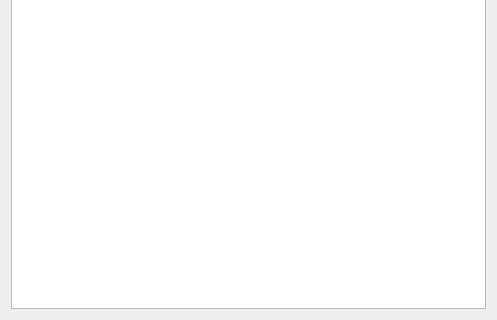
First picture: the form in OTModules/wLFClient/Widgets/wdgtrips.ui, repository pietr26/OMSI-Tools, before the edit; both pictures show x 0 to 497 and y 172 to 492 of the 497 by 492 pixel window.
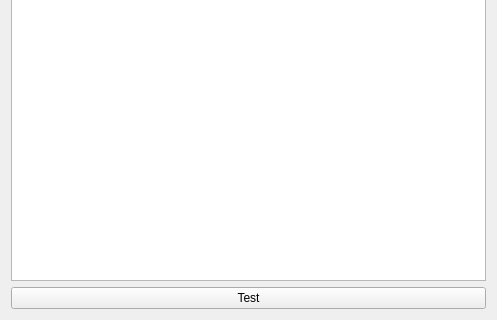
Second picture: the form after the edit.

Commit message: Added base functionality of wdgTrips

What changed in the file:
```diff
--- a/OTModules/wLFClient/Widgets/wdgtrips.ui
+++ b/OTModules/wLFClient/Widgets/wdgtrips.ui
@@ -24,6 +24,13 @@
      </property>
     </widget>
    </item>
+   <item>
+    <widget class="QPushButton" name="btnTest">
+     <property name="text">
+      <string>Test</string>
+     </property>
+    </widget>
+   </item>
   </layout>
  </widget>
  <resources/>
```
The commit also changes 2 other files.
